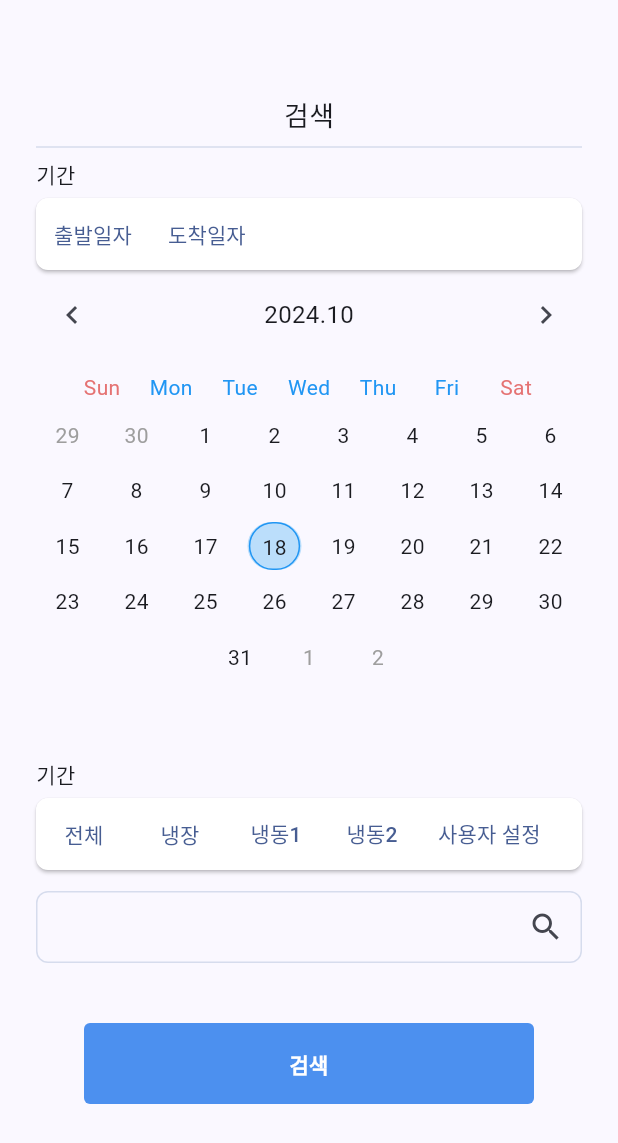
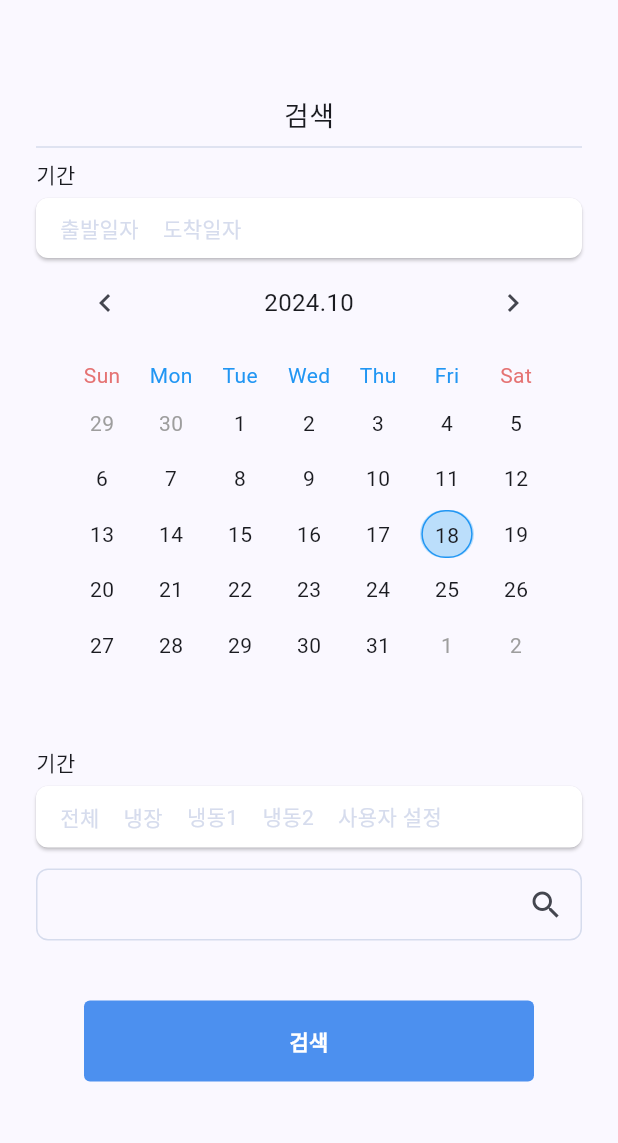
Before and after one commit to Inna18/flutter-paper-app, a Flutter app: the SearchFilter widget shown alone on an empty page, opened directly, on a phone screen of 412 x 824 dp. Shown: the top 1143 px of the screen. Run offline on Flutter 3.47's test engine with Material 3 defaults, Android fonts, the phone set to English and light mode, and no system bars; missing offline and left inert: top_modal_sheet.

Commit message:
ui - change textButton to InkWell in search filter

```diff
--- a/lib/screens/traces.dart
+++ b/lib/screens/traces.dart
@@ -15,11 +15,13 @@ class TracesScreen extends StatefulWidget {
 
 class _TracesScreenState extends State<TracesScreen> {
   void _showSearchFilter() {
-    print('clicked');
-    showTopModalSheet(context, SearchFilter(),
-        backgroundColor: Colors.white,
-        borderRadius: const BorderRadius.only(
-            bottomLeft: Radius.circular(16), bottomRight: Radius.circular(16)));
+    showTopModalSheet(
+      context,
+      SearchFilter(),
+      backgroundColor: Colors.white,
+      borderRadius: const BorderRadius.only(
+          bottomLeft: Radius.circular(16), bottomRight: Radius.circular(16)),
+    );
   }
 
   @override
--- a/lib/widgets/custom_date_picker.dart
+++ b/lib/widgets/custom_date_picker.dart
@@ -126,6 +126,7 @@ class _CustomDatePickerState extends State<CustomDatePicker> {
 
     return SizedBox(
       height: 320,
+      width: 320,
       child: Column(
         children: [
           Row(mainAxisAlignment: MainAxisAlignment.spaceBetween, children: [
--- a/lib/widgets/search_filter.dart
+++ b/lib/widgets/search_filter.dart
@@ -39,11 +39,30 @@ class _SearchFilterState extends State<SearchFilter> {
             shape: RoundedRectangleBorder(
               borderRadius: BorderRadius.circular(8),
             ),
+            child: Padding(
+              padding: const EdgeInsets.symmetric(horizontal: 16, vertical: 10),
               child: Row(
                 children: [
-                TextButton(onPressed: () {}, child: const Text('출발일자')),
-                TextButton(onPressed: () {}, child: const Text('도착일자')),
+                  InkWell(
+                    onTap: () {},
+                    splashFactory: NoSplash.splashFactory,
+                    highlightColor: Colors.transparent,
+                    child: const Text(
+                      '출발일자',
+                      style: TextStyle(color: Color.fromRGBO(214, 220, 237, 1)),
+                    ),
+                  ),
+                  const SizedBox(width: 16),
+                  InkWell(
+                    onTap: () {},
+                    splashFactory: NoSplash.splashFactory,
+                    highlightColor: Colors.transparent,
+                    child: const Text('도착일자',
+                        style:
+                            TextStyle(color: Color.fromRGBO(214, 220, 237, 1))),
+                  ),
                 ],
+              ),
             ),
           ),
           CustomDatePicker(
@@ -60,22 +79,70 @@ class _SearchFilterState extends State<SearchFilter> {
             shape: RoundedRectangleBorder(
               borderRadius: BorderRadius.circular(8),
             ),
+            child: Padding(
+              padding: const EdgeInsets.symmetric(horizontal: 16, vertical: 10),
               child: Row(
                 children: [
-                TextButton(onPressed: () {}, child: const Text('전체')),
-                TextButton(onPressed: () {}, child: const Text('냉장')),
-                TextButton(onPressed: () {}, child: const Text('냉동1')),
-                TextButton(onPressed: () {}, child: const Text('냉동2')),
-                TextButton(onPressed: () {}, child: const Text('사용자 설정')),
+                  InkWell(
+                    onTap: () {},
+                    splashFactory: NoSplash.splashFactory,
+                    highlightColor: Colors.transparent,
+                    child: const Text('전체',
+                        style:
+                            TextStyle(color: Color.fromRGBO(214, 220, 237, 1))),
+                  ),
+                  const SizedBox(width: 16),
+                  InkWell(
+                    onTap: () {},
+                    splashFactory: NoSplash.splashFactory,
+                    highlightColor: Colors.transparent,
+                    child: const Text('냉장',
+                        style:
+                            TextStyle(color: Color.fromRGBO(214, 220, 237, 1))),
+                  ),
+                  const SizedBox(width: 16),
+                  InkWell(
+                    onTap: () {},
+                    splashFactory: NoSplash.splashFactory,
+                    highlightColor: Colors.transparent,
+                    child: const Text('냉동1',
+                        style:
+                            TextStyle(color: Color.fromRGBO(214, 220, 237, 1))),
+                  ),
+                  const SizedBox(width: 16),
+                  InkWell(
+                    onTap: () {},
+                    splashFactory: NoSplash.splashFactory,
+                    highlightColor: Colors.transparent,
+                    child: const Text('냉동2',
+                        style:
+                            TextStyle(color: Color.fromRGBO(214, 220, 237, 1))),
+                  ),
+                  const SizedBox(width: 16),
+                  InkWell(
+                    onTap: () {},
+                    splashFactory: NoSplash.splashFactory,
+                    highlightColor: Colors.transparent,
+                    child: const Text('사용자 설정',
+                        style:
+                            TextStyle(color: Color.fromRGBO(214, 220, 237, 1))),
+                  ),
                 ],
+              ),
             ),
           ),
           const SizedBox(height: 8),
           TextField(
+            onChanged: (value) {},
             decoration: InputDecoration(
                 contentPadding: const EdgeInsets.all(10),
                 suffixIcon: const Icon(Icons.search),
                 iconColor: const Color.fromRGBO(214, 220, 237, 1),
+                focusedBorder: OutlineInputBorder(
+                  borderRadius: BorderRadius.circular(8.0),
+                  borderSide: const BorderSide(
+                      width: 1, color: Color.fromRGBO(214, 220, 237, 1)),
+                ),
                 enabledBorder: OutlineInputBorder(
                     borderSide: const BorderSide(
                       color: Color.fromRGBO(214, 220, 237, 1),
```
Lines whose indentation alone changed are shown as unchanged.
